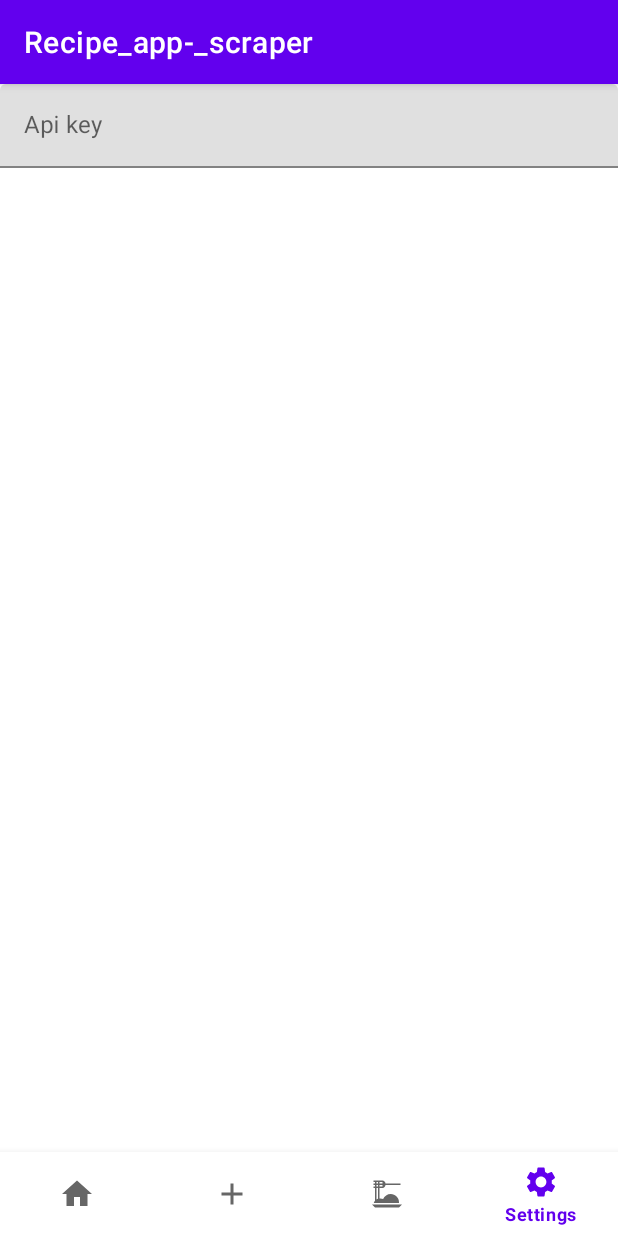
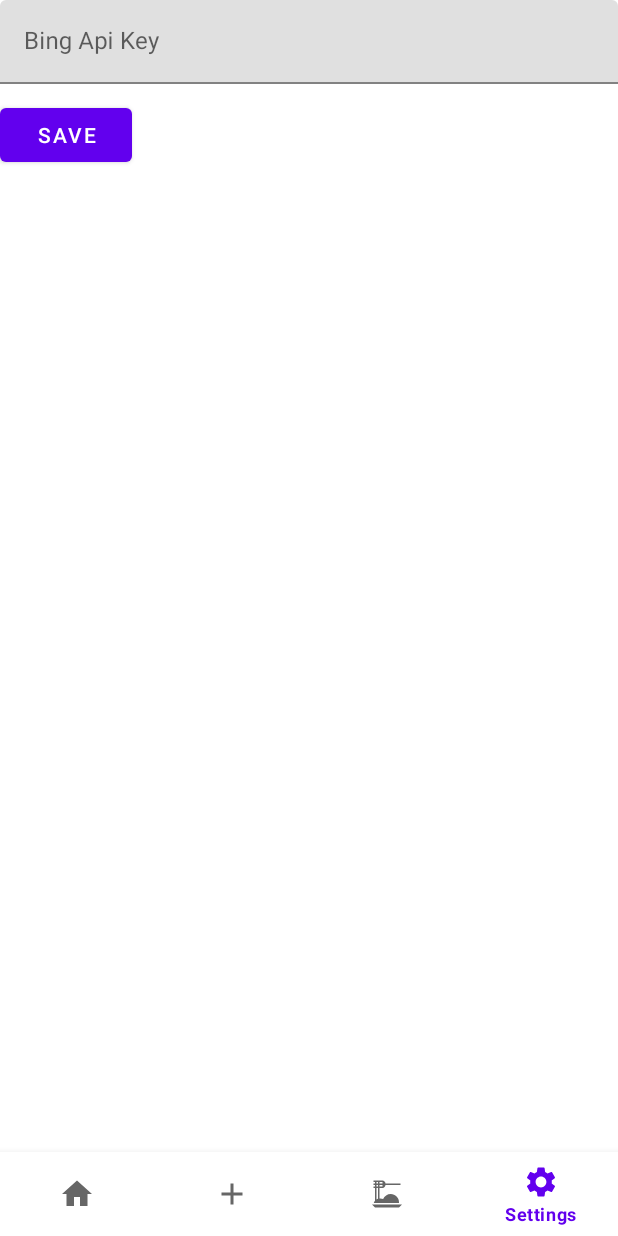
Before and after one commit to Nrojt/Dish-Dex, an Android app: the screen it shows after launch (MainActivity), item 4 of the bottom bar chosen, on a phone screen of 412 x 824 dp. Run offline under Robolectric (Android 15) with nearby library versions, the phone set to English and light mode, and no system bars.

Commit message:
-Redesigned some screens -The Bing api key can now be saved to local storage via SharedPreferences

```diff
--- a/app/build.gradle
+++ b/app/build.gradle
@@ -3,11 +3,11 @@ plugins {
 }
 
 android {
-    namespace 'com.example.recipe_app__scraper'
+    namespace 'com.nrojt.dishdex'
     compileSdk 33
 
     defaultConfig {
-        applicationId "com.example.recipe_app__scraper"
+        applicationId "com.nrojt.dishdex"
         minSdk 28
         targetSdk 32
         versionCode 1
--- a/app/src/main/AndroidManifest.xml
+++ b/app/src/main/AndroidManifest.xml
@@ -1,5 +1,6 @@
 <?xml version="1.0" encoding="utf-8"?>
 <manifest xmlns:android="http://schemas.android.com/apk/res/android"
+    package="com.nrojt.dishdex"
     xmlns:tools="http://schemas.android.com/tools">
 
     <uses-permission android:name="android.permission.INTERNET" />
@@ -13,10 +14,10 @@
         android:label="@string/app_name"
         android:roundIcon="@mipmap/ic_launcher_round"
         android:supportsRtl="true"
-        android:theme="@style/Theme.Recipe_app_scraper"
+        android:theme="@style/Theme.DishDexLight"
         tools:targetApi="31">
         <activity
-            android:name=".MainActivity"
+            android:name="com.nrojt.dishdex.MainActivity"
             android:exported="true">
             <intent-filter>
                 <action android:name="android.intent.action.MAIN" />
--- a/app/src/main/java/com/example/recipe_app__scraper/BingFragment.java
+++ b/app/src/main/java/com/nrojt/dishdex/BingFragment.java
@@ -1,4 +1,4 @@
-package com.example.recipe_app__scraper;
+package com.nrojt.dishdex;
 
 import android.os.AsyncTask;
 import android.os.Bundle;
@@ -13,11 +13,7 @@ import android.widget.TextView;
 
 import com.google.android.material.textfield.TextInputEditText;
 
-import java.io.IOException;
 import java.io.InputStream;
-import java.net.InetSocketAddress;
-import java.net.Socket;
-import java.net.SocketAddress;
 import java.net.URL;
 import java.net.URLEncoder;
 import java.util.HashMap;
--- a/app/src/main/java/com/example/recipe_app__scraper/HomePageFragment.java
+++ b/app/src/main/java/com/nrojt/dishdex/HomePageFragment.java
@@ -1,16 +1,17 @@
-package com.example.recipe_app__scraper;
+package com.nrojt.dishdex;
 
-import android.icu.text.SimpleDateFormat;
 import android.os.Bundle;
-
-import androidx.fragment.app.Fragment;
-
 import android.view.LayoutInflater;
 import android.view.View;
 import android.view.ViewGroup;
 import android.widget.TextView;
 
-import java.util.Date;
+import androidx.fragment.app.Fragment;
+
+import java.time.DayOfWeek;
+import java.time.LocalDate;
+import java.time.format.TextStyle;
+import java.util.Locale;
 
 /**
  * A simple {@link Fragment} subclass.
@@ -66,9 +67,9 @@ public class HomePageFragment extends Fragment {
         View view = inflater.inflate(R.layout.fragment_home_page, container, false);
 
         dateTimeTextView = view.findViewById(R.id.dateTimeTextView);
-        SimpleDateFormat sdf = new SimpleDateFormat("'Date\n'dd-MM-yyyy '\n\nand\n\nTime\n'HH:mm:ss z");
-        String currentDateAndTime = sdf.format(new Date());
-        dateTimeTextView.setText(currentDateAndTime);
+        DayOfWeek dow = LocalDate.now().getDayOfWeek();
+        String currentDay = dow.getDisplayName(TextStyle.FULL_STANDALONE, Locale.ENGLISH);
+        dateTimeTextView.setText("Hello\nToday is "+ currentDay);
         // Inflate the layout for this fragment
         return view;
     }
--- a/app/src/main/java/com/example/recipe_app__scraper/InternetConnection.java
+++ b/app/src/main/java/com/nrojt/dishdex/InternetConnection.java
@@ -1,4 +1,4 @@
-package com.example.recipe_app__scraper;
+package com.nrojt.dishdex;
 
 import java.io.IOException;
 import java.net.InetSocketAddress;
--- a/app/src/main/java/com/example/recipe_app__scraper/MainActivity.java
+++ b/app/src/main/java/com/nrojt/dishdex/MainActivity.java
@@ -1,4 +1,4 @@
-package com.example.recipe_app__scraper;
+package com.nrojt.dishdex;
 
 import android.os.Bundle;
 
@@ -7,7 +7,8 @@ import androidx.fragment.app.Fragment;
 import androidx.fragment.app.FragmentManager;
 import androidx.fragment.app.FragmentTransaction;
 
-import com.example.recipe_app__scraper.databinding.ActivityMainBinding;
+import com.nrojt.dishdex.databinding.ActivityMainBinding;
+
 
 public class MainActivity extends AppCompatActivity {
 
--- a/app/src/main/java/com/example/recipe_app__scraper/SettingsFragment.java
+++ b/app/src/main/java/com/nrojt/dishdex/SettingsFragment.java
@@ -1,5 +1,7 @@
-package com.example.recipe_app__scraper;
+package com.nrojt.dishdex;
 
+import android.content.Context;
+import android.content.SharedPreferences;
 import android.os.Bundle;
 
 import androidx.fragment.app.Fragment;
@@ -7,6 +9,10 @@ import androidx.fragment.app.Fragment;
 import android.view.LayoutInflater;
 import android.view.View;
 import android.view.ViewGroup;
+import android.widget.Button;
+
+import com.google.android.material.textfield.TextInputLayout;
+
 
 /**
  * A simple {@link Fragment} subclass.
@@ -14,6 +20,14 @@ import android.view.ViewGroup;
  * create an instance of this fragment.
  */
 public class SettingsFragment extends Fragment {
+
+    private TextInputLayout bingApiKeyTextInput;
+    private Button saveSettingsButton;
+
+    public static final String SHARED_PREFS = "SharedPrefs";
+    public static final String BING_API_KEY = "bingApiKey";
+
+    private String loadedApiKey;
 
     // TODO: Rename parameter arguments, choose names that match
     // the fragment initialization parameters, e.g. ARG_ITEM_NUMBER
@@ -58,7 +72,35 @@ public class SettingsFragment extends Fragment {
     @Override
     public View onCreateView(LayoutInflater inflater, ViewGroup container,
                              Bundle savedInstanceState) {
-        // Inflate the layout for this fragment
-        return inflater.inflate(R.layout.fragment_settings, container, false);
+        View view = inflater.inflate(R.layout.fragment_settings, container, false);
+
+        bingApiKeyTextInput = view.findViewById(R.id.bingKeyTextInput);
+        saveSettingsButton = view.findViewById(R.id.saveSettingsButton);
+
+        saveSettingsButton.setOnClickListener(new View.OnClickListener() {
+            @Override
+            public void onClick(View v) {
+                saveData();
+            }
+        });
+
+        loadData();
+        bingApiKeyTextInput.getEditText().setText(loadedApiKey);
+
+        return view;
+    }
+
+    public void saveData(){
+        SharedPreferences sharedPreferences = getContext().getSharedPreferences(SHARED_PREFS, Context.MODE_PRIVATE);
+        SharedPreferences.Editor editor = sharedPreferences.edit();
+
+        editor.putString(BING_API_KEY, bingApiKeyTextInput.getEditText().getText().toString());
+        editor.apply();
+    }
+
+    public void loadData(){
+        SharedPreferences sharedPreferences = getContext().getSharedPreferences(SHARED_PREFS, Context.MODE_PRIVATE);
+        loadedApiKey = sharedPreferences.getString(BING_API_KEY, "");
+
     }
 }
--- a/app/src/main/res/layout/activity_main.xml
+++ b/app/src/main/res/layout/activity_main.xml
@@ -4,7 +4,7 @@
     xmlns:tools="http://schemas.android.com/tools"
     android:layout_width="match_parent"
     android:layout_height="match_parent"
-    tools:context=".MainActivity">
+    tools:context="com.nrojt.dishdex.MainActivity">
 
     <FrameLayout
         android:id="@+id/frame_layout"
--- a/app/src/main/res/layout/fragment_bing.xml
+++ b/app/src/main/res/layout/fragment_bing.xml
@@ -3,7 +3,7 @@
     xmlns:tools="http://schemas.android.com/tools"
     android:layout_width="match_parent"
     android:layout_height="match_parent"
-    tools:context=".BingFragment">
+    tools:context="com.nrojt.dishdex.BingFragment">
 
     <com.google.android.material.textfield.TextInputLayout
         android:layout_width="match_parent"
--- a/app/src/main/res/layout/fragment_home_page.xml
+++ b/app/src/main/res/layout/fragment_home_page.xml
@@ -3,11 +3,11 @@
     xmlns:tools="http://schemas.android.com/tools"
     android:layout_width="match_parent"
     android:layout_height="match_parent"
-    tools:context=".HomePageFragment">
+    tools:context="com.nrojt.dishdex.HomePageFragment">
 
     <TextView
         android:id="@+id/dateTimeTextView"
-        android:layout_width="wrap_content"
+        android:layout_width="match_parent"
         android:layout_height="wrap_content"
-        android:text="TextView" />
+        android:layout_marginTop="15dp" />
 </FrameLayout>
--- a/app/src/main/res/layout/fragment_settings.xml
+++ b/app/src/main/res/layout/fragment_settings.xml
@@ -1,21 +1,29 @@
 <?xml version="1.0" encoding="utf-8"?>
-<FrameLayout xmlns:android="http://schemas.android.com/apk/res/android"
+<RelativeLayout xmlns:android="http://schemas.android.com/apk/res/android"
     xmlns:tools="http://schemas.android.com/tools"
     android:layout_width="match_parent"
     android:layout_height="match_parent"
-    tools:context=".SettingsFragment">
+    tools:context="com.nrojt.dishdex.SettingsFragment">
 
     <!-- TODO: Update blank fragment layout -->
+
     <com.google.android.material.textfield.TextInputLayout
+        android:id="@+id/bingKeyTextInput"
         android:layout_width="match_parent"
         android:layout_height="wrap_content"
         android:layout_marginBottom="10dp">
 
         <com.google.android.material.textfield.TextInputEditText
-            android:id="@+id/bingApiKeyInput"
             android:layout_width="match_parent"
             android:layout_height="wrap_content"
-            android:hint="Api key" />
+            android:hint="Bing Api Key" />
     </com.google.android.material.textfield.TextInputLayout>
 
-</FrameLayout>
+    <Button
+        android:id="@+id/saveSettingsButton"
+        android:layout_width="wrap_content"
+        android:layout_height="wrap_content"
+        android:layout_below="@id/bingKeyTextInput"
+        android:text="Save" />
+
+</RelativeLayout>
--- a/app/src/main/res/values-night/themes.xml
+++ b/app/src/main/res/values-night/themes.xml
@@ -1,6 +1,6 @@
 <resources xmlns:tools="http://schemas.android.com/tools">
     <!-- Base application theme. -->
-    <style name="Theme.Recipe_app_scraper" parent="Theme.MaterialComponents.DayNight.DarkActionBar">
+    <style name="Theme.DishDexDark" parent="Theme.MaterialComponents.DayNight.NoActionBar">
         <!-- Primary brand color. -->
         <item name="colorPrimary">@color/purple_200</item>
         <item name="colorPrimaryVariant">@color/purple_700</item>
--- a/app/src/main/res/values/strings.xml
+++ b/app/src/main/res/values/strings.xml
@@ -1,5 +1,3 @@
 <resources>
-    <string name="app_name">Recipe_app-_scraper</string>
-    <!-- TODO: Remove or change this placeholder text -->
-    <string name="hello_blank_fragment">Hello blank fragment</string>
+    <string name="app_name">Dish Dex</string>
 </resources>
--- a/app/src/main/res/values/themes.xml
+++ b/app/src/main/res/values/themes.xml
@@ -1,6 +1,6 @@
 <resources xmlns:tools="http://schemas.android.com/tools">
     <!-- Base application theme. -->
-    <style name="Theme.Recipe_app_scraper" parent="Theme.MaterialComponents.DayNight.DarkActionBar">
+    <style name="Theme.DishDexLight" parent="Theme.MaterialComponents.DayNight.NoActionBar">
         <!-- Primary brand color. -->
         <item name="colorPrimary">@color/purple_500</item>
         <item name="colorPrimaryVariant">@color/purple_700</item>
--- a/settings.gradle
+++ b/settings.gradle
@@ -12,5 +12,5 @@ dependencyResolutionManagement {
         mavenCentral()
     }
 }
-rootProject.name = "Recipe_app_scraper"
+rootProject.name = "Dish Dex"
 include ':app'
```
Also changed, not shown: app/src/main/java/com/nrojt/dishdex/ScrapeFromUrlFragment.java (renamed from app/src/main/java/com/example/recipe_app__scraper/ScrapeFromUrlFragment.java, +46 -20 lines), app/src/main/res/layout/fragment_scrape_from_url.xml (+18 -11 lines), 4 other files.
